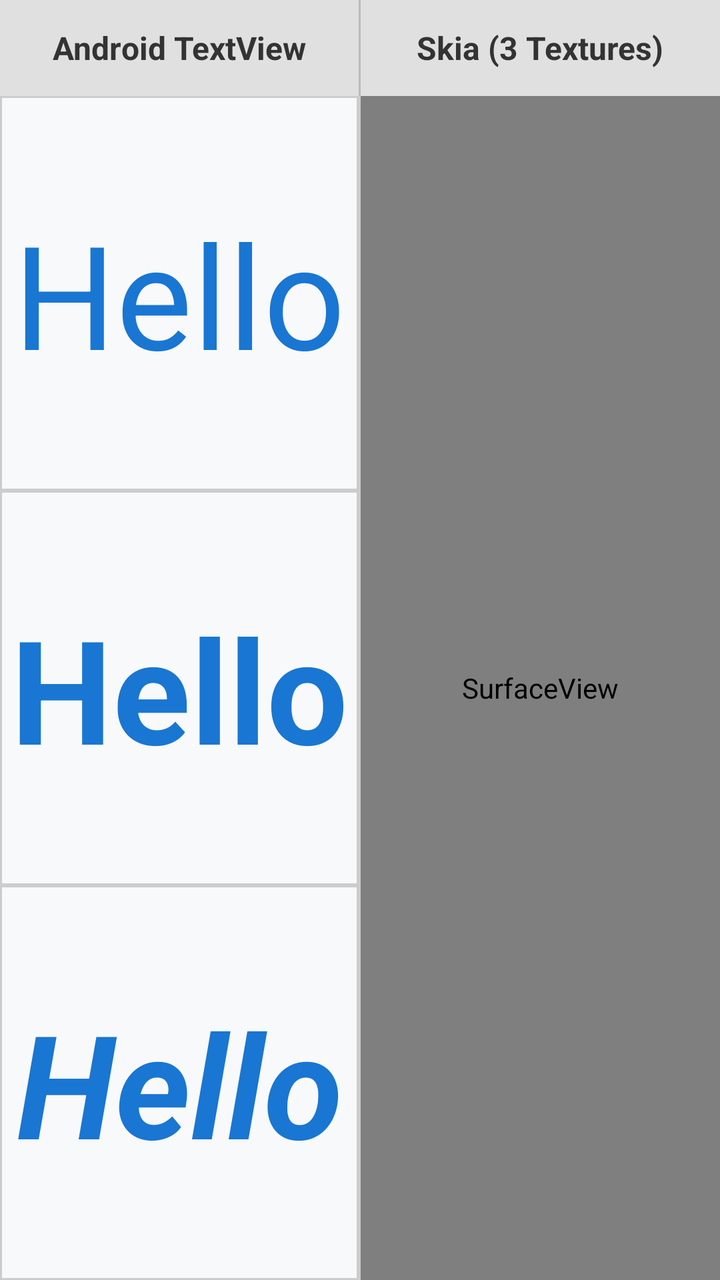
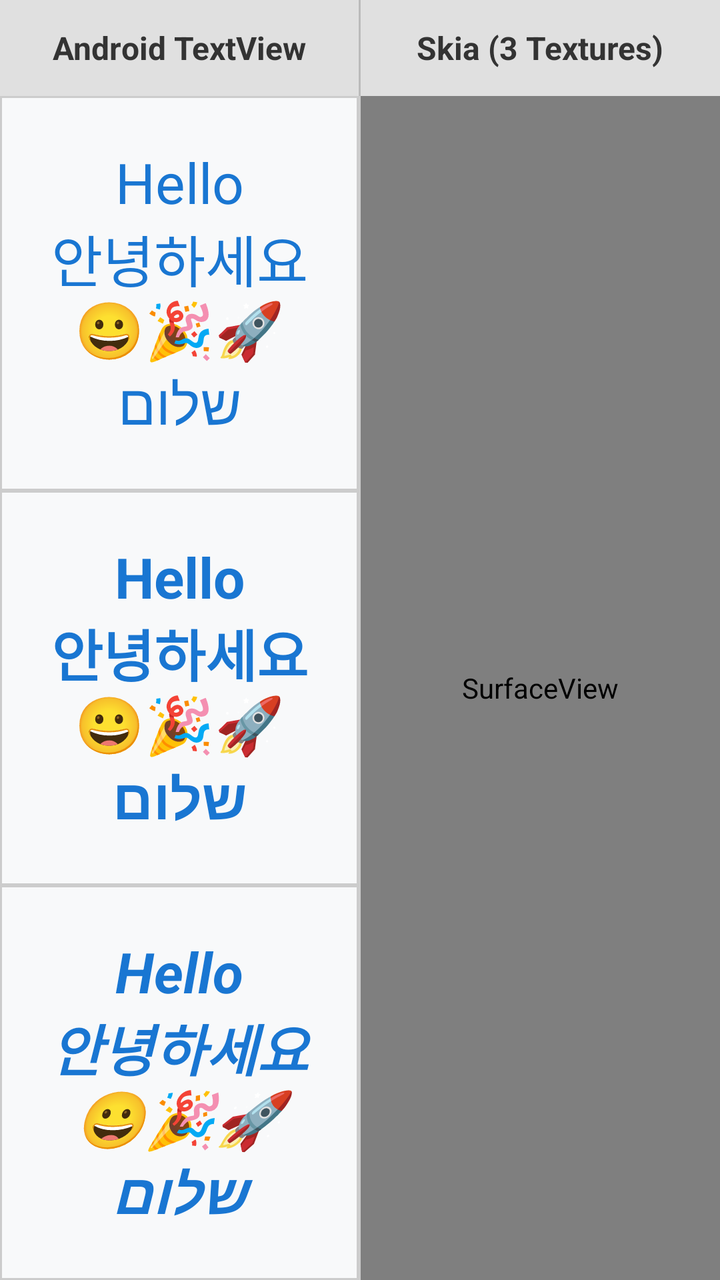

The first picture is an Android layout as it rendered before a commit; the second is the same layout after the commit. The layout source and the unified diff follow.
<!-- AndroidManifest.xml: application theme Theme.HelloSkia -->
<!-- res/layout/activity_main.xml -->
<?xml version="1.0" encoding="utf-8"?>
<LinearLayout xmlns:android="http://schemas.android.com/apk/res/android"
    android:layout_width="match_parent"
    android:layout_height="match_parent"
    android:orientation="vertical"
    android:background="#FFFFFF">

    
    <LinearLayout
        android:layout_width="match_parent"
        android:layout_height="48dp"
        android:orientation="horizontal"
        android:background="#E0E0E0">

        <TextView
            android:layout_width="0dp"
            android:layout_height="match_parent"
            android:layout_weight="1"
            android:gravity="center"
            android:text="Android TextView"
            android:textStyle="bold"
            android:textColor="#333333"
            android:textSize="16sp" />

        <View
            android:layout_width="1dp"
            android:layout_height="match_parent"
            android:background="#BBBBBB" />

        <TextView
            android:layout_width="0dp"
            android:layout_height="match_parent"
            android:layout_weight="1"
            android:gravity="center"
            android:text="Skia (3 Textures)"
            android:textStyle="bold"
            android:textColor="#333333"
            android:textSize="16sp" />
    </LinearLayout>

    
    <LinearLayout
        android:layout_width="match_parent"
        android:layout_height="0dp"
        android:layout_weight="1"
        android:orientation="horizontal">

        
        <LinearLayout
            android:id="@+id/leftColumn"
            android:layout_width="0dp"
            android:layout_height="match_parent"
            android:layout_weight="1"
            android:orientation="vertical">

            
            <TextView
                android:id="@+id/tvNormal"
                android:layout_width="match_parent"
                android:layout_height="0dp"
                android:layout_weight="1"
                android:background="@drawable/cell_border"
                android:fontFamily="sans-serif"
                android:gravity="center"
                android:text="Hello"
                android:textColor="#1976D2"
                android:textSize="72sp"
                android:textStyle="normal" />

            
            <TextView
                android:id="@+id/tvBold"
                android:layout_width="match_parent"
                android:layout_height="0dp"
                android:layout_weight="1"
                android:background="@drawable/cell_border"
                android:fontFamily="sans-serif"
                android:gravity="center"
                android:text="Hello"
                android:textColor="#1976D2"
                android:textSize="72sp"
                android:textStyle="bold" />

            
            <TextView
                android:id="@+id/tvBoldItalic"
                android:layout_width="match_parent"
                android:layout_height="0dp"
                android:layout_weight="1"
                android:background="@drawable/cell_border"
                android:fontFamily="sans-serif"
                android:gravity="center"
                android:text="Hello"
                android:textColor="#1976D2"
                android:textSize="72sp"
                android:textStyle="bold|italic" />
        </LinearLayout>

        <View
            android:layout_width="1dp"
            android:layout_height="match_parent"
            android:background="#CCCCCC" />

        
        <SurfaceView
            android:id="@+id/surfaceView"
            android:layout_width="0dp"
            android:layout_height="match_parent"
            android:layout_weight="1" />
    </LinearLayout>

</LinearLayout>
<!-- resources referenced by this layout -->
<resources>
  <!-- drawable cell_border (drawable) -->
  <?xml version="1.0" encoding="utf-8"?>
  <shape xmlns:android="http://schemas.android.com/apk/res/android"
      android:shape="rectangle">
      <solid android:color="#F8F9FA" />
      <stroke
          android:width="1dp"
          android:color="#CCCCCC" />
  </shape>
  <style name="Theme.HelloSkia" parent="Theme.MaterialComponents.DayNight.DarkActionBar">
          
          <item name="colorPrimary">@color/purple_500</item>
          <item name="colorPrimaryVariant">@color/purple_700</item>
          <item name="colorOnPrimary">@color/white</item>
          
          <item name="colorSecondary">@color/teal_200</item>
          <item name="colorSecondaryVariant">@color/teal_700</item>
          <item name="colorOnSecondary">@color/black</item>
          
          <item name="android:statusBarColor">?attr/colorPrimaryVariant</item>
          
      </style>
  <color name="purple_500">#FF6200EE</color>
  <color name="purple_700">#FF3700B3</color>
  <color name="white">#FFFFFFFF</color>
  <color name="teal_200">#FF03DAC5</color>
  <color name="teal_700">#FF018786</color>
  <color name="black">#FF000000</color>
</resources>

<!-- the commit's change to res/layout/activity_main.xml (unified diff, before → after) -->
@@ -62,9 +62,9 @@
                 android:background="@drawable/cell_border"
                 android:fontFamily="sans-serif"
                 android:gravity="center"
-                android:text="Hello"
+                android:text="@string/sample_cell_text"
                 android:textColor="#1976D2"
-                android:textSize="72sp"
+                android:textSize="28sp"
                 android:textStyle="normal" />
 
             
@@ -76,9 +76,9 @@
                 android:background="@drawable/cell_border"
                 android:fontFamily="sans-serif"
                 android:gravity="center"
-                android:text="Hello"
+                android:text="@string/sample_cell_text"
                 android:textColor="#1976D2"
-                android:textSize="72sp"
+                android:textSize="28sp"
                 android:textStyle="bold" />
 
             
@@ -90,9 +90,9 @@
                 android:background="@drawable/cell_border"
                 android:fontFamily="sans-serif"
                 android:gravity="center"
-                android:text="Hello"
+                android:text="@string/sample_cell_text"
                 android:textColor="#1976D2"
-                android:textSize="72sp"
+                android:textSize="28sp"
                 android:textStyle="bold|italic" />
         </LinearLayout>
 
<!-- resource entries referenced after the edit -->
@@ -9,6 +9,7 @@
           android:width="1dp"
           android:color="#CCCCCC" />
   </shape>
+  <string name="sample_cell_text">Hello\n안녕하세요\n😀🎉🚀\nשלום</string>
   <style name="Theme.HelloSkia" parent="Theme.MaterialComponents.DayNight.DarkActionBar">
           
           <item name="colorPrimary">@color/purple_500</item>
